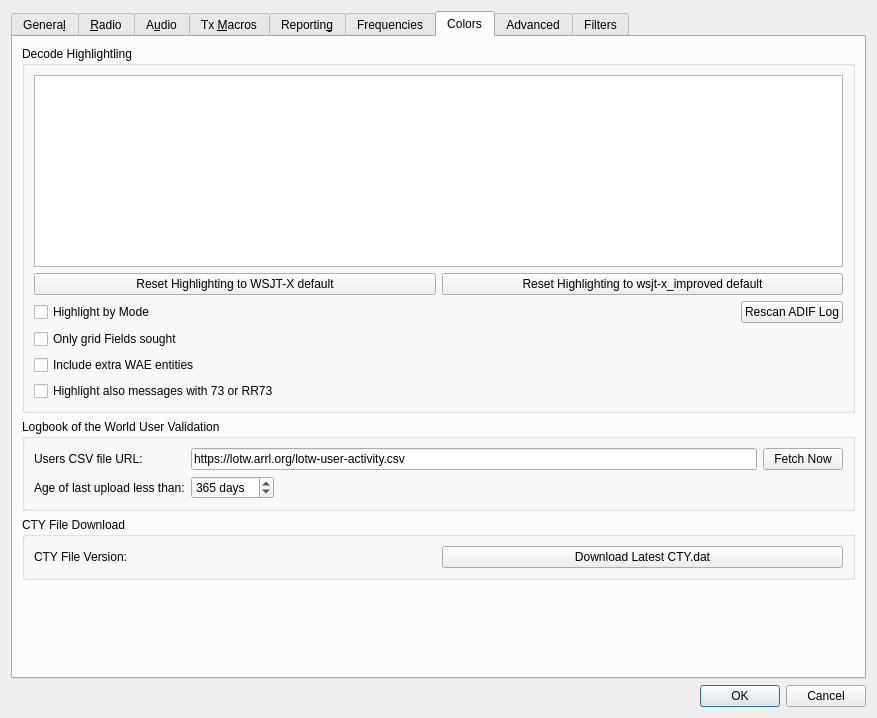
This is Configuration_ohneAlerts.ui in uaro-radio/wsjtx as Qt 5 draws it before an edit. The edited form follows.
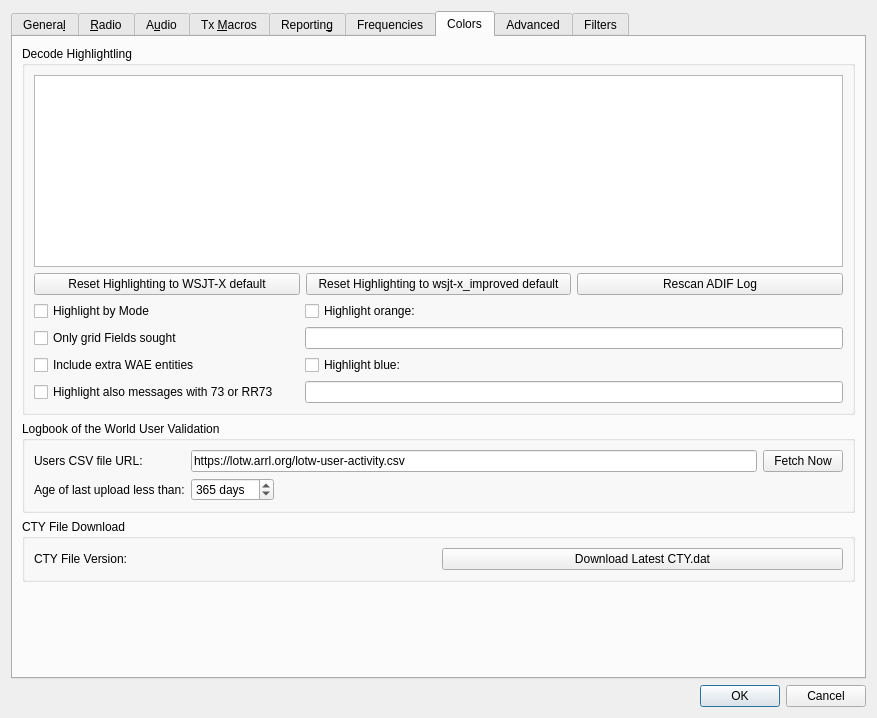
This is the edited form. The open tabs and pages were chosen to show the change. Custom widgets are drawn as their Qt base class.

Commit message: Add feature: Highlight individual callsigns or grids orange or blue.

Diff of the .ui file:
```diff
--- a/Configuration_ohneAlerts.ui
+++ b/Configuration_ohneAlerts.ui
@@ -2466,32 +2466,36 @@
           <string>Decode Highlightling</string>
          </property>
          <layout class="QGridLayout" name="gridLayout_5">
-          <item row="5" column="0">
-           <widget class="QCheckBox" name="include_WAE_check_box">
-            <property name="text">
-             <string>Include extra WAE entities</string>
-            </property>
-           </widget>
-          </item>
-          <item row="4" column="0">
-           <widget class="QCheckBox" name="only_fields_check_box">
-            <property name="toolTip">
-             <string>Check to for grid highlighting to only apply to unworked grid fields</string>
-            </property>
-            <property name="text">
-             <string>Only grid Fields sought</string>
-            </property>
-           </widget>
-          </item>
-          <item row="3" column="0">
-           <widget class="QCheckBox" name="highlight_by_mode_check_box">
-            <property name="toolTip">
-             <string>&lt;html&gt;&lt;head/&gt;&lt;body&gt;&lt;p&gt;Check to indicate new DXCC entities, grid squares, and callsigns per mode.&lt;/p&gt;&lt;/body&gt;&lt;/html&gt;</string>
-            </property>
-            <property name="text">
-             <string>Highlight by Mode</string>
-            </property>
-           </widget>
+          <item row="1" column="0" colspan="2">
+           <layout class="QHBoxLayout" name="horizontalLayout_20">
+            <item>
+             <widget class="QPushButton" name="reset_highlighting_to_defaults_push_button">
+              <property name="toolTip">
+               <string>&lt;html&gt;&lt;head/&gt;&lt;body&gt;&lt;p&gt;Push to reset all highlight items above to default values and priorities.&lt;/p&gt;&lt;/body&gt;&lt;/html&gt;</string>
+              </property>
+              <property name="text">
+               <string>Reset Highlighting to WSJT-X default</string>
+              </property>
+             </widget>
+            </item>
+            <item>
+             <widget class="QPushButton" name="reset_highlighting_to_defaults2_push_button">
+              <property name="text">
+               <string>Reset Highlighting to wsjt-x_improved default</string>
+              </property>
+             </widget>
+            </item>
+            <item>
+             <widget class="QPushButton" name="rescan_log_push_button">
+              <property name="toolTip">
+               <string>&lt;html&gt;&lt;head/&gt;&lt;body&gt;&lt;p&gt;Click to scan the wsjtx_log.adi ADIF file again for worked before information&lt;/p&gt;&lt;/body&gt;&lt;/html&gt;</string>
+              </property>
+              <property name="text">
+               <string>Rescan ADIF Log</string>
+              </property>
+             </widget>
+            </item>
+           </layout>
           </item>
           <item row="0" column="0" colspan="2">
            <widget class="DecodeHighlightingListView" name="highlighting_list_view">
@@ -2530,56 +2534,89 @@
             </property>
            </widget>
           </item>
-          <item row="3" column="1">
-           <layout class="QHBoxLayout" name="horizontalLayout_15">
-            <item>
+          <item row="3" column="0" colspan="2">
+           <layout class="QGridLayout" name="gridLayout_23">
+            <item row="1" column="0">
+             <widget class="QCheckBox" name="only_fields_check_box">
+              <property name="toolTip">
+               <string>Check to for grid highlighting to only apply to unworked grid fields</string>
+              </property>
+              <property name="text">
+               <string>Only grid Fields sought</string>
+              </property>
+             </widget>
+            </item>
+            <item row="0" column="1">
              <spacer name="horizontalSpacer_5">
               <property name="orientation">
                <enum>Qt::Horizontal</enum>
               </property>
+              <property name="sizeType">
+               <enum>QSizePolicy::Fixed</enum>
+              </property>
               <property name="sizeHint" stdset="0">
                <size>
-                <width>40</width>
+                <width>20</width>
                 <height>20</height>
                </size>
               </property>
              </spacer>
             </item>
-            <item>
-             <widget class="QPushButton" name="rescan_log_push_button">
+            <item row="2" column="0">
+             <widget class="QCheckBox" name="include_WAE_check_box">
+              <property name="text">
+               <string>Include extra WAE entities</string>
+              </property>
+             </widget>
+            </item>
+            <item row="3" column="0">
+             <widget class="QCheckBox" name="highlight_73_check_box">
+              <property name="text">
+               <string>Highlight also messages with 73 or RR73</string>
+              </property>
+             </widget>
+            </item>
+            <item row="0" column="0">
+             <widget class="QCheckBox" name="highlight_by_mode_check_box">
               <property name="toolTip">
                <string>&lt;html&gt;&lt;head/&gt;&lt;body&gt;&lt;p&gt;Click to scan the wsjtx_log.adi ADIF file again for worked before information&lt;/p&gt;&lt;/body&gt;&lt;/html&gt;</string>
               </property>
               <property name="text">
-               <string>Rescan ADIF Log</string>
+               <string>Highlight by Mode</string>
               </property>
              </widget>
             </item>
-           </layout>
-          </item>
-          <item row="6" column="0">
-           <widget class="QCheckBox" name="highlight_73_check_box">
-            <property name="text">
-             <string>Highlight also messages with 73 or RR73</string>
-            </property>
-           </widget>
-          </item>
-          <item row="1" column="0" colspan="2">
-           <layout class="QHBoxLayout" name="horizontalLayout_20">
-            <item>
-             <widget class="QPushButton" name="reset_highlighting_to_defaults_push_button">
+            <item row="0" column="2">
+             <widget class="QCheckBox" name="highlight_orange_check_box">
               <property name="toolTip">
                <string>&lt;html&gt;&lt;head/&gt;&lt;body&gt;&lt;p&gt;Push to reset all highlight items above to default values and priorities.&lt;/p&gt;&lt;/body&gt;&lt;/html&gt;</string>
               </property>
               <property name="text">
-               <string>Reset Highlighting to WSJT-X default</string>
+               <string>Highlight orange:</string>
               </property>
              </widget>
             </item>
-            <item>
-             <widget class="QPushButton" name="reset_highlighting_to_defaults2_push_button">
+            <item row="2" column="2">
+             <widget class="QCheckBox" name="highlight_blue_check_box">
+              <property name="toolTip">
+               <string>Highlight callsigns or grids with blue background color. Callsigns and/or grids must be separated by comma or space.</string>
+              </property>
               <property name="text">
-               <string>Reset Highlighting to wsjt-x_improved default</string>
+               <string>Highlight blue:</string>
+              </property>
+             </widget>
+            </item>
+            <item row="1" column="2">
+             <widget class="QLineEdit" name="highlight_orange_callsigns">
+              <property name="toolTip">
+               <string>Highlight callsigns or grids with orange background color. Callsigns and/or grids must be separated by comma or space.</string>
+              </property>
+             </widget>
+            </item>
+            <item row="3" column="2">
+             <widget class="QLineEdit" name="highlight_blue_callsigns">
+              <property name="toolTip">
+               <string>Highlight callsigns or grids with blue background color. Callsigns and/or grids must be separated by comma or space.</string>
               </property>
              </widget>
             </item>
```
Left out of the diff: 186 changed lines with no effect on the pictures. The commit also changes 18 other files.
